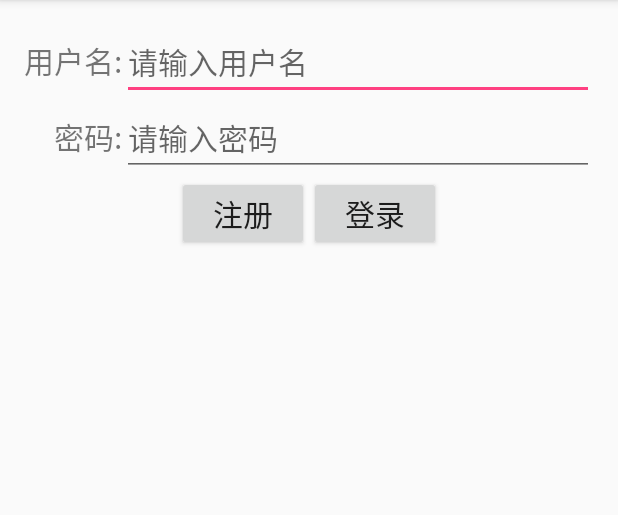
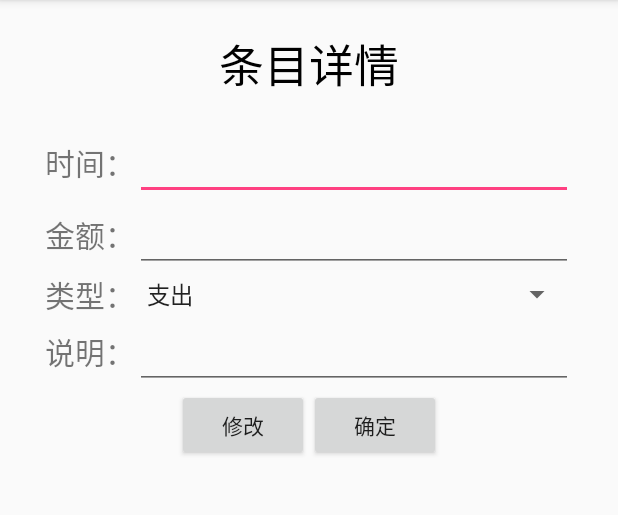
Before and after one commit to littlesida/MyBill, an Android app: the screen it shows after launch (MainActivity), on a phone screen of 412 x 824 dp, the part 84-599 px from its top. Run offline under Robolectric (Android 15) with nearby library versions, the phone set to English and light mode, and no system bars.

Commit message:
添加条目显示和条目详情界面

```diff
--- a/Bill/app/src/main/java/com/example/littlestar/bill/MainActivity.java
+++ b/Bill/app/src/main/java/com/example/littlestar/bill/MainActivity.java
@@ -8,6 +8,6 @@ public class MainActivity extends AppCompatActivity {
     @Override
     protected void onCreate(Bundle savedInstanceState) {
         super.onCreate(savedInstanceState);
-        setContentView(R.layout.activity_main);
+        setContentView(R.layout.detial_layout);
     }
 }
--- /dev/null
+++ b/Bill/app/src/main/res/layout/detial_layout.xml
@@ -0,0 +1,86 @@
+<?xml version="1.0" encoding="utf-8"?>
+<LinearLayout xmlns:android="http://schemas.android.com/apk/res/android"
+    android:layout_width="match_parent"
+    android:layout_height="match_parent"
+    android:orientation="vertical">
+    <TextView
+        android:layout_margin="20dp"
+        android:layout_gravity="center"
+        android:textSize="30sp"
+        android:textColor="@color/colorBlack"
+        android:text="条目详情"
+        android:layout_width="wrap_content"
+        android:layout_height="wrap_content" />
+    <TableLayout
+        android:layout_marginLeft="30dp"
+        android:layout_marginRight="30dp"
+        android:layout_width="match_parent"
+        android:layout_height="wrap_content">
+        <TableRow>
+            <TextView
+                android:text="时间："
+                android:layout_width="wrap_content"
+                android:layout_height="wrap_content"
+                style="@style/TextStyle"/>
+            <EditText
+                android:layout_width="0dp"
+                android:layout_weight="1"
+                android:layout_height="wrap_content"
+                style="@style/TextStyle" />
+        </TableRow>
+        <TableRow>
+            <TextView
+                android:text="金额："
+                android:layout_width="wrap_content"
+                android:layout_height="wrap_content"
+                style="@style/TextStyle"/>
+            <EditText
+                android:layout_width="0dp"
+                android:layout_weight="1"
+                android:layout_height="wrap_content"
+                style="@style/TextStyle" />
+        </TableRow>
+        <TableRow>
+            <TextView
+                android:text="类型："
+                android:layout_width="wrap_content"
+                android:layout_height="wrap_content"
+                style="@style/TextStyle"/>
+            <Spinner
+                android:layout_width="0dp"
+                android:layout_weight="1"
+                android:layout_height="match_parent"
+                android:entries="@array/typeArray"/>
+        </TableRow>
+        <TableRow>
+            <TextView
+                android:text="说明："
+                android:layout_width="wrap_content"
+                android:layout_height="wrap_content"
+                style="@style/TextStyle"/>
+            <EditText
+                android:text=""
+                android:layout_width="0dp"
+                android:layout_weight="1"
+                android:layout_height="wrap_content"
+                style="@style/TextStyle" />
+        </TableRow>
+    </TableLayout>
+
+    <LinearLayout
+        android:layout_width="wrap_content"
+        android:layout_height="wrap_content"
+        android:orientation="horizontal"
+        android:layout_gravity="center">
+        <Button
+            android:text="修改"
+            android:layout_width="wrap_content"
+            android:layout_height="wrap_content" />
+        <Button
+            android:text="确定"
+            android:layout_width="wrap_content"
+            android:layout_height="wrap_content" />
+
+    </LinearLayout>
+
+</LinearLayout>
--- a/Bill/app/src/main/res/values/colors.xml
+++ b/Bill/app/src/main/res/values/colors.xml
@@ -5,4 +5,6 @@
     <color name="colorAccent">#FF4081</color>
     <color name="colorBlack">#000000</color>
     <color name="colorWhite">#FFFFFF</color>
+    <color name="colorGray">#666666</color>
+    <color name="colorRed">#FF0000</color>
 </resources>
--- a/Bill/app/src/main/res/values/strings.xml
+++ b/Bill/app/src/main/res/values/strings.xml
@@ -4,4 +4,9 @@
     <string name="password">密码:</string>
     <string name="usernameHint">请输入用户名</string>
     <string name="passwordHint">请输入密码</string>
+    <string name="addItem">新加条目</string>
+    <string-array name="typeArray">
+        <item>支出</item>
+        <item>存入</item>
+    </string-array>
 </resources>
```
Also changed, not shown: Bill/app/src/main/res/layout/item_layout.xml (added, +50 -0 lines), 2 other files.
